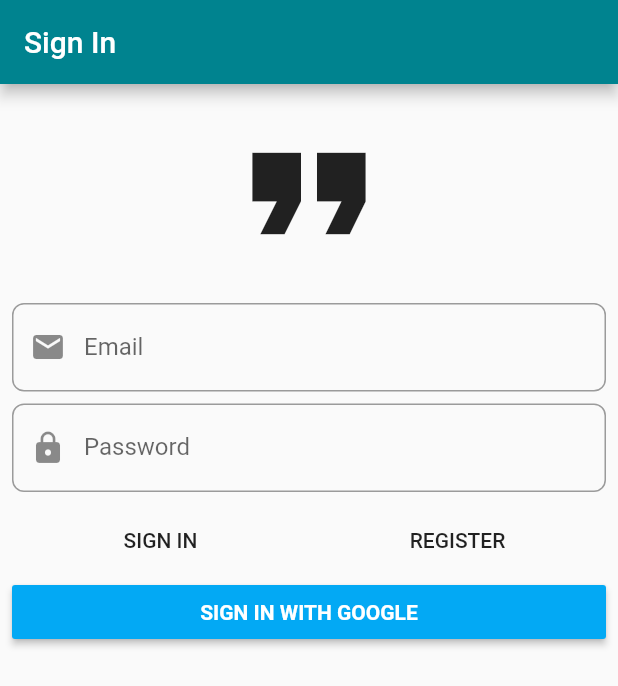
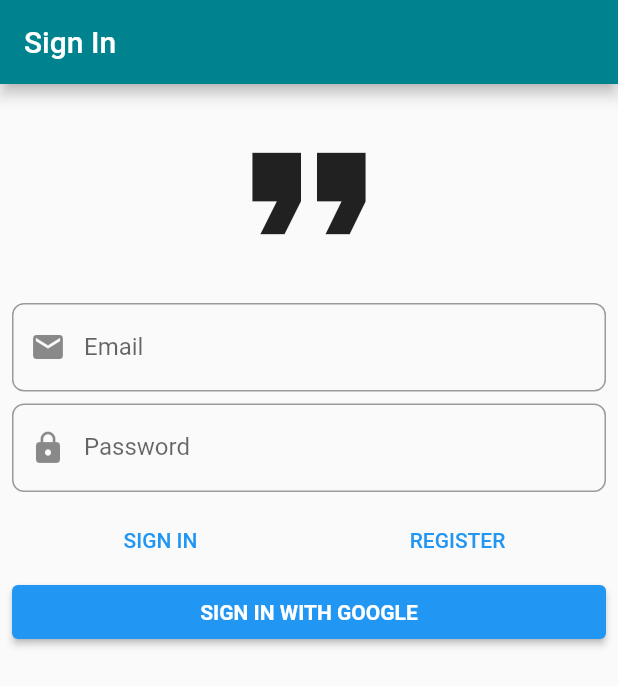
Before and after one commit to manuelvargastapia/highlights, a Flutter app: the screen it shows after launch, on a phone screen of 412 x 824 dp. Shown: the top 686 px of the screen. Run offline on Flutter 3.47's test engine with Material 2 defaults, Android fonts, the phone set to English and light mode, and no system bars; our stand-ins replace another_flushbar, auto_route, bloc, cloud_firestore, dartz, firebase_auth and 12 more; missing offline and left inert: firebase_ml_vision, flutter_email_sender; accounts and stored records are empty; generated files the repository leaves out were written again.

Commit message:
fix analyzer issues

```diff
--- a/lib/domain/highlights/highlight.dart
+++ b/lib/domain/highlights/highlight.dart
@@ -21,8 +21,6 @@ part 'highlight.freezed.dart';
 /// using the Value Objects validations.
 @freezed
 abstract class Highlight implements _$Highlight {
-  const Highlight._();
-
   const factory Highlight({
     @required UniqueId id,
     @required HighlightQuote quote,
@@ -31,6 +29,8 @@ abstract class Highlight implements _$Highlight {
     @required BookTitle bookTitle,
     @required PageNumber pageNumber,
   }) = _Highlights;
+
+  const Highlight._();
 
   factory Highlight.empty() => Highlight(
         id: UniqueId(),
--- a/lib/domain/highlights/image.dart
+++ b/lib/domain/highlights/image.dart
@@ -8,12 +8,12 @@ part 'image.freezed.dart';
 
 @freezed
 abstract class Image implements _$Image {
-  const Image._();
-
   const factory Image({
     @required Option<ImageUrl> imageUrl,
     @required Option<ImageFile> imageFile,
   }) = _Image;
+
+  const Image._();
 
   Option<ValueFailure<dynamic>> get failureOption {
     return imageUrl.fold(
--- a/lib/domain/text_recognition/text_recognition_result.dart
+++ b/lib/domain/text_recognition/text_recognition_result.dart
@@ -9,13 +9,13 @@ part 'text_recognition_result.freezed.dart';
 
 @freezed
 abstract class TextRecognitionResult with _$TextRecognitionResult {
-  const TextRecognitionResult._();
-
   const factory TextRecognitionResult({
     @required RecognizedText recognizedText,
     @required ImmutableList<RecognizedTextElement> recognizedElements,
     @required Option<ImageSize> imageSize,
   }) = _TextRecognitionResult;
+
+  const TextRecognitionResult._();
 
   factory TextRecognitionResult.empty() => TextRecognitionResult(
         recognizedText: RecognizedText(''),
--- a/lib/infrastructure/highlight/highlight_dtos.dart
+++ b/lib/infrastructure/highlight/highlight_dtos.dart
@@ -24,8 +24,6 @@ part 'highlight_dtos.g.dart';
 /// with the actual time of that server.
 @freezed
 abstract class HighlightDto implements _$HighlightDto {
-  const HighlightDto._();
-
   const factory HighlightDto({
     @JsonKey(ignore: true) String id,
     @required String quote,
@@ -35,6 +33,8 @@ abstract class HighlightDto implements _$HighlightDto {
     @required String pageNumber,
     @required @ServerTimestampConverter() FieldValue serverTimestamp,
   }) = _HighlightDto;
+
+  const HighlightDto._();
 
   factory HighlightDto.fromDomain(Highlight highlight) {
     return HighlightDto(
--- a/lib/presentation/highlight/highlight_forms/widgets/image_field/image_field.dart
+++ b/lib/presentation/highlight/highlight_forms/widgets/image_field/image_field.dart
@@ -152,13 +152,13 @@ class ImageField extends StatelessWidget {
             overflow: TextOverflow.ellipsis,
           ),
           actions: [
-            FlatButton(
+            TextButton(
               onPressed: () {
                 Navigator.pop(context);
               },
               child: const Text('CANCEL'),
             ),
-            FlatButton(
+            TextButton(
               onPressed: () {
                 bloc.add(const HighlightFormEvent.imageDeleted());
 
--- a/lib/presentation/highlight/highlight_overview/widgets/critical_failure_display.dart
+++ b/lib/presentation/highlight/highlight_overview/widgets/critical_failure_display.dart
@@ -36,7 +36,7 @@ class CriticalFailureDisplay extends HookWidget {
             style: const TextStyle(fontSize: 24),
           ),
           if (!emailSended.value)
-            FlatButton(
+            TextButton(
               onPressed: () async {
                 final Email email = Email(
                   body: 'Technical details:\n\n ${failure.toString()}',
--- a/lib/presentation/highlight/highlight_overview/widgets/highlight_card.dart
+++ b/lib/presentation/highlight/highlight_overview/widgets/highlight_card.dart
@@ -70,13 +70,13 @@ class HighlightCard extends StatelessWidget {
             overflow: TextOverflow.ellipsis,
           ),
           actions: [
-            FlatButton(
+            TextButton(
               onPressed: () {
                 Navigator.pop(context);
               },
               child: const Text('CANCEL'),
             ),
-            FlatButton(
+            TextButton(
               onPressed: () {
                 actorBloc.add(HighlightActorEvent.deleted(highlight));
                 Navigator.pop(context);
--- a/lib/presentation/sign_in/widgets/sign_in_form.dart
+++ b/lib/presentation/sign_in/widgets/sign_in_form.dart
@@ -129,7 +129,7 @@ class SignInForm extends StatelessWidget {
               Row(
                 children: [
                   Expanded(
-                    child: FlatButton(
+                    child: TextButton(
                       key: const Key('sign_in_button'),
                       onPressed: () {
                         // Trigger validation to display possible error messages
@@ -142,7 +142,7 @@ class SignInForm extends StatelessWidget {
                     ),
                   ),
                   Expanded(
-                    child: FlatButton(
+                    child: TextButton(
                       key: const Key('register_button'),
                       onPressed: () {
                         _formKey.currentState.validate();
@@ -154,13 +154,12 @@ class SignInForm extends StatelessWidget {
                   ),
                 ],
               ),
-              RaisedButton(
+              ElevatedButton(
                 onPressed: () {
                   context
                       .read<SignInFormBloc>()
                       .add(const SignInFormEvent.sigInWithGooglePessed());
                 },
-                color: Colors.lightBlue,
                 child: const Text(
                   'SIGN IN WITH GOOGLE',
                   style: TextStyle(
```
Also changed, not shown: lib/infrastructure/highlight/image_dto.dart (+2 -2 lines), 2 other files.
